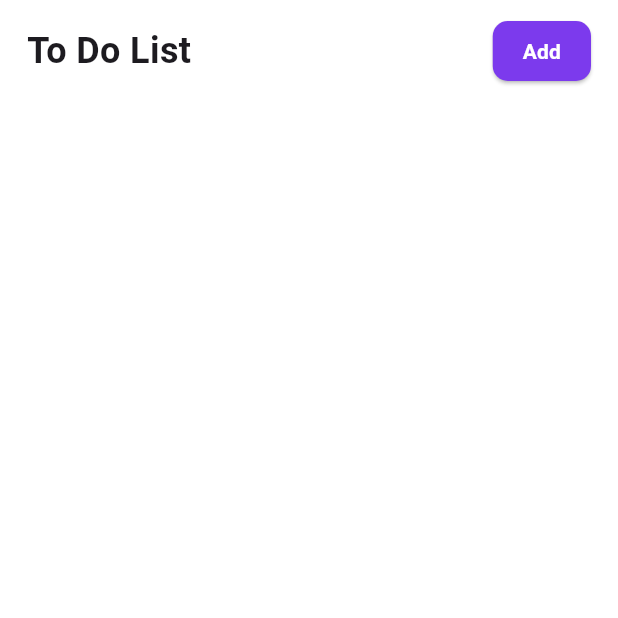
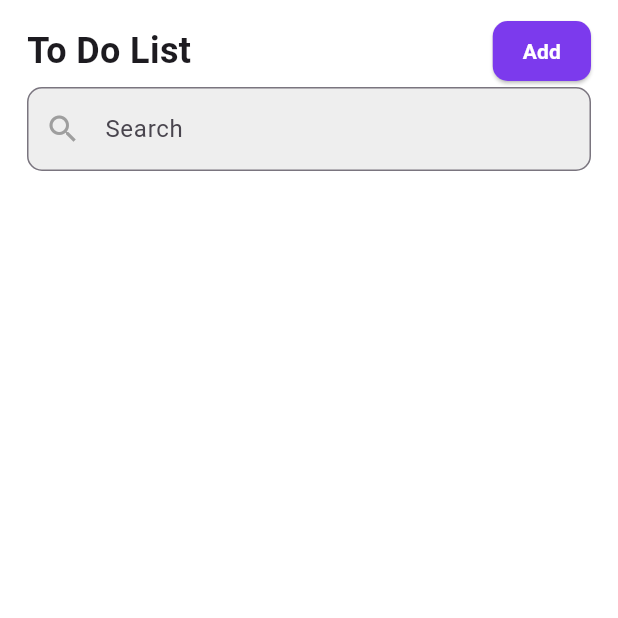
Before and after one commit to rutviksorathia/to_do_list, a Flutter app: the screen it shows after launch, on a phone screen of 412 x 824 dp, the top half of it. Run offline on Flutter 3.47's test engine with Material 3 defaults, Android fonts, the phone set to English and light mode, and no system bars; our stand-ins replace firebase_core, get, hive, hive_flutter, smooth_corner, stacked; accounts and stored records are empty.

Commit message:
Feat: toDo search implementation

```diff
--- a/lib/ui/views/to_do_list/to_do_list_view.dart
+++ b/lib/ui/views/to_do_list/to_do_list_view.dart
@@ -2,6 +2,7 @@ import 'package:flutter/cupertino.dart';
 import 'package:flutter/material.dart';
 import 'package:flutter/widgets.dart';
 import 'package:get/get.dart';
+import 'package:smooth_corner/smooth_corner.dart';
 import 'package:stacked/stacked.dart';
 import 'package:to_do_list/models/toDoList/modelToDoList.dart';
 import 'package:to_do_list/ui/views/to_do_list/to_do_list_viewmodel.dart';
@@ -61,7 +62,32 @@ class ToDoListView extends StatelessWidget {
                     ),
                   ],
                 ),
-                const SizedBox(height: 24),
+                Container(
+                  width: double.infinity,
+                  decoration: ShapeDecoration(
+                    shape: SmoothRectangleBorder(
+                      smoothness: 1.0,
+                      borderRadius: BorderRadius.circular(10),
+                    ),
+                    color: Colors.grey.shade200,
+                  ),
+                  child: TextFormField(
+                    controller: model.searchTextController,
+                    decoration: const InputDecoration(
+                      hintText: 'Search',
+                      prefixIcon: Icon(
+                        Icons.search,
+                        color: Colors.grey,
+                      ),
+                      border: OutlineInputBorder(
+                        borderRadius: BorderRadius.all(
+                          Radius.circular(10),
+                        ),
+                      ),
+                    ),
+                  ),
+                ),
+                const SizedBox(height: 14),
                 Expanded(
                   child: SingleChildScrollView(
                     child: Column(
@@ -72,13 +98,14 @@ class ToDoListView extends StatelessWidget {
                           ...model.toDoList.map((e) {
                             int index = model.toDoList.indexOf(e);
                             return Padding(
-                              padding: const EdgeInsets.only(top: 14),
+                              padding: const EdgeInsets.only(top: 8, bottom: 8),
                               child: TodoListItem(
                                 toDoList: e,
                                 index: index,
                               ),
                             );
                           }),
+                        const SizedBox(height: 12),
                       ],
                     ),
                   ),
```
Also changed, not shown: lib/ui/views/to_do_list/to_do_list_viewmodel.dart (+21 -2 lines).
